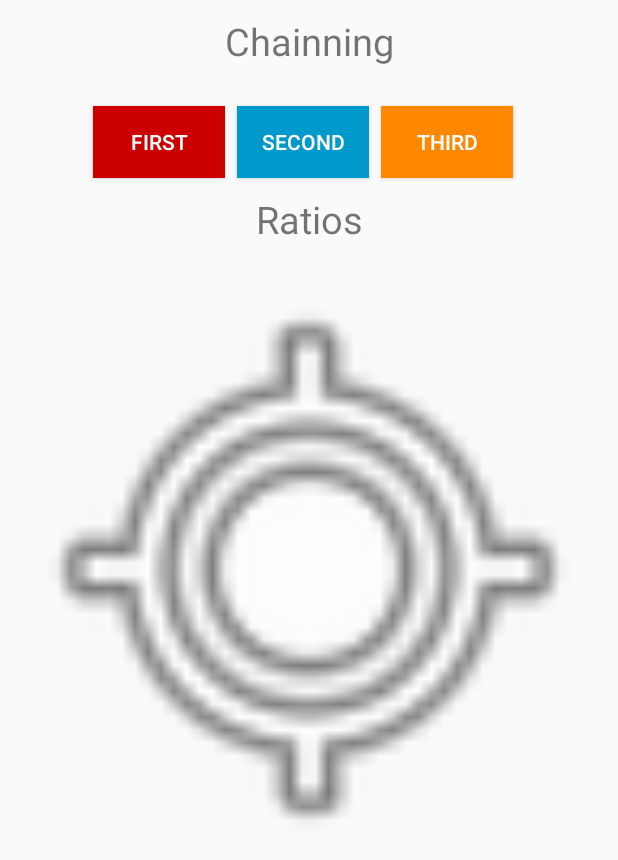
After one commit to nitiwari-dev/android-percent-layout-sample, an Android app: the layout row_constraint_chainning_ratios.xml on its own in the app's theme, with its tools: preview values and no code run, on a phone screen of 412 x 824 dp. The commit adds this screen. Shown: the top 860 px of the screen. Run offline under Robolectric (Android 15) with nearby library versions, the phone set to English and light mode, and no system bars.

Commit message:
[Update] 1. Revamped all the percent with constraintLayout          2. Added chaining and ratios into the examples

```diff
--- a/app/src/main/java/com/coderconsole/percent_layout_sample/holder/PercentHolder.java
+++ b/app/src/main/java/com/coderconsole/percent_layout_sample/holder/PercentHolder.java
@@ -15,7 +15,6 @@ public class PercentHolder extends RecyclerView.ViewHolder {
 
     public PercentHolder(View itemView) {
         super(itemView);
-
-        percentTv = (TextView) itemView.findViewById(R.id.percent_tv);
+        percentTv = itemView.findViewById(R.id.percent_tv);
     }
 }
--- a/app/src/main/res/layout/activity_main.xml
+++ b/app/src/main/res/layout/activity_main.xml
@@ -6,7 +6,7 @@
     android:paddingRight="@dimen/activity_horizontal_margin"
     android:paddingTop="@dimen/activity_vertical_margin"
     android:paddingBottom="@dimen/activity_vertical_margin"
-    tools:context=".MyActivity">
+    tools:context=".MainActivity">
     <android.support.v7.widget.RecyclerView
         android:id="@+id/percentList"
         android:layout_width="match_parent"
--- /dev/null
+++ b/app/src/main/res/layout/row_constraint_chainning_ratios.xml
@@ -0,0 +1,90 @@
+<?xml version="1.0" encoding="utf-8"?>
+<android.support.constraint.ConstraintLayout xmlns:android="http://schemas.android.com/apk/res/android"
+    xmlns:app="http://schemas.android.com/apk/res-auto"
+    android:layout_width="match_parent"
+    android:layout_height="match_parent"
+    android:orientation="vertical">
+
+    <android.support.v7.widget.AppCompatTextView
+        android:id="@+id/titleChainTv"
+        android:layout_width="0dp"
+        android:layout_height="wrap_content"
+        android:gravity="center"
+        android:padding="10dp"
+        android:text="@string/chaining"
+        android:textSize="25sp"
+        app:layout_constraintHorizontal_weight="1"
+        app:layout_constraintLeft_toLeftOf="parent"
+        app:layout_constraintRight_toRightOf="parent"
+        app:layout_constraintTop_toTopOf="parent" />
+
+    <android.support.v7.widget.AppCompatButton
+        android:id="@+id/chainButtonFirst"
+        android:layout_width="wrap_content"
+        android:layout_height="wrap_content"
+        android:layout_marginLeft="8dp"
+        android:layout_marginTop="16dp"
+        android:background="@android:color/holo_red_dark"
+        android:text="First"
+        android:textColor="@android:color/white"
+        app:layout_constraintHorizontal_chainStyle="packed"
+        app:layout_constraintLeft_toLeftOf="parent"
+        app:layout_constraintRight_toLeftOf="@id/chainButtonSecond"
+        app:layout_constraintTop_toBottomOf="@id/titleChainTv" />
+
+    <android.support.v7.widget.AppCompatButton
+        android:id="@+id/chainButtonSecond"
+        android:layout_width="wrap_content"
+        android:layout_height="wrap_content"
+        android:layout_marginLeft="8dp"
+        android:layout_marginRight="8dp"
+        android:layout_marginTop="16dp"
+        android:background="@android:color/holo_blue_dark"
+        android:text="Second"
+        android:textColor="@android:color/white"
+
+        app:layout_constraintLeft_toRightOf="@+id/chainButtonFirst"
+        app:layout_constraintRight_toLeftOf="@+id/chainButtonThird"
+        app:layout_constraintTop_toBottomOf="@id/titleChainTv" />
+
+    <android.support.v7.widget.AppCompatButton
+        android:id="@+id/chainButtonThird"
+        android:layout_width="wrap_content"
+        android:layout_height="wrap_content"
+        android:layout_marginEnd="16dp"
+        android:layout_marginRight="16dp"
+        android:layout_marginTop="16dp"
+        android:background="@android:color/holo_orange_dark"
+        android:text="Third"
+        android:textColor="@android:color/white"
+        app:layout_constraintLeft_toRightOf="@id/chainButtonSecond"
+        app:layout_constraintRight_toRightOf="parent"
+        app:layout_constraintTop_toBottomOf="@id/titleChainTv" />
+
+
+    <android.support.v7.widget.AppCompatTextView
+        android:id="@+id/titleRatiosTv"
+        android:layout_width="0dp"
+        android:layout_height="wrap_content"
+        android:gravity="center"
+        android:padding="10dp"
+        android:text="@string/ratios"
+        android:textSize="25sp"
+        app:layout_constraintHorizontal_weight="1"
+        app:layout_constraintLeft_toLeftOf="parent"
+        app:layout_constraintRight_toRightOf="parent"
+        app:layout_constraintTop_toBottomOf="@id/chainButtonFirst" />
+
+    <ImageView
+        android:id="@+id/searchImageView"
+        android:layout_width="0dp"
+        android:layout_height="0dp"
+        android:adjustViewBounds="true"
+        android:scaleType="centerCrop"
+        android:src="@android:drawable/ic_menu_mylocation"
+        app:layout_constraintDimensionRatio="W,1:1"
+        app:layout_constraintLeft_toLeftOf="parent"
+        app:layout_constraintRight_toRightOf="parent"
+        app:layout_constraintTop_toBottomOf="@id/titleRatiosTv" />
+
+</android.support.constraint.ConstraintLayout>
```
Also changed, not shown: app/build.gradle (+10 -8 lines), app/src/main/java/com/coderconsole/percent_layout_sample/MainActivity.java (+6 -5 lines), app/src/main/java/com/coderconsole/percent_layout_sample/adapter/PercentAdapter.java (+13 -9 lines), app/src/main/res/layout/row_constraint_percent_20_50.xml (added, +63 -0 lines), app/src/main/res/layout/row_constraint_percent_50_100.xml (added, +25 -0 lines), app/src/main/res/layout/row_constraint_percent_50_50.xml (added, +25 -0 lines), app/src/main/res/layout/row_constraint_percent_tile1.xml (added, +43 -0 lines), app/src/main/res/layout/row_constraint_percent_tile2.xml (added, +63 -0 lines), app/src/main/res/layout/row_percent_20_50.xml (deleted, +0 -24 lines), app/src/main/res/layout/row_percent_50_100.xml (deleted, +0 -24 lines), app/src/main/res/layout/row_percent_50_50.xml (deleted, +0 -25 lines), app/src/main/res/layout/row_percent_cardview.xml (deleted, +0 -20 lines), app/src/main/res/layout/row_percent_tile1.xml (deleted, +0 -43 lines), app/src/main/res/layout/row_percent_tile2.xml (deleted, +0 -66 lines), 2 more files.
